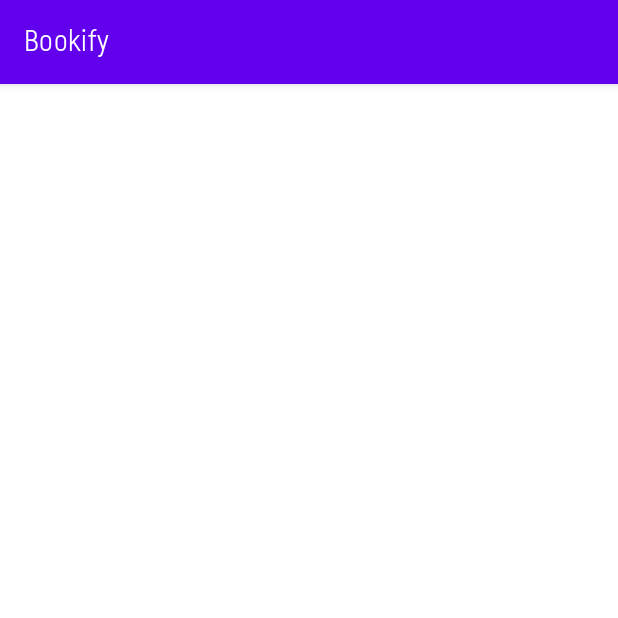
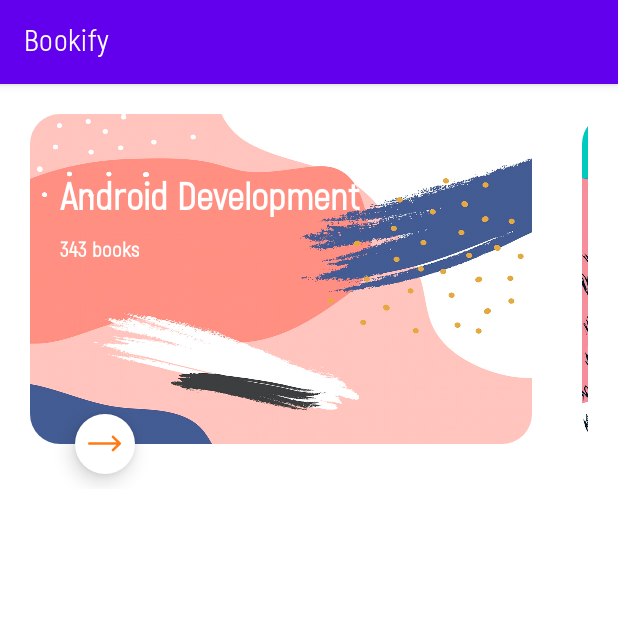
Before and after one commit to vhontar/bookify, an Android app: the screen it shows after launch (MainActivity), on a phone screen of 412 x 824 dp, the top half of it. Run offline under Robolectric (Android 15) with nearby library versions, the phone set to English and light mode, and no system bars; our stand-ins replace Dagger/Hilt's generated code, Picasso, data binding, paging; libraries missing offline, so code that uses them is left out: androidx.core.content, androidx.hilt, androidx.hilt.lifecycle; pictures from the network do not load; 3 statements that could not run were skipped.

Commit message:
add last 4 search requests pager adapter, view pager and images

```diff
--- a/app/src/main/java/com/vhontar/bookify/aaa/adapters/BindingsAdapter.kt
+++ b/app/src/main/java/com/vhontar/bookify/aaa/adapters/BindingsAdapter.kt
@@ -3,7 +3,9 @@ package com.vhontar.bookify.aaa.adapters
 import android.util.Patterns
 import android.view.View
 import android.widget.ImageView
+import androidx.annotation.Dimension
 import androidx.databinding.BindingAdapter
+import androidx.viewpager.widget.ViewPager
 import com.bumptech.glide.Glide
 import com.squareup.picasso.Picasso
 import com.vhontar.bookify.R
@@ -23,6 +25,16 @@ fun ImageView.bindImageUrl(url: String) {
     }
 }
 
+@BindingAdapter("clipToOutline")
+fun ImageView.bindClipToOutline(isClipped: Boolean) {
+    this.clipToOutline = isClipped
+}
+
+@BindingAdapter("pageMargin")
+fun ViewPager.bindPageMargin(pageMargin: Int) {
+    this.pageMargin = pageMargin
+}
+
 @BindingAdapter("isGone")
 fun View.bindIsGone(isGone: Boolean) {
     this.visibility = if (isGone) {
--- a/app/src/main/java/com/vhontar/bookify/aaa/domain/Slelf.kt
+++ b/app/src/main/java/com/vhontar/bookify/aaa/domain/SearchRequest.kt
@@ -3,8 +3,7 @@ package com.vhontar.bookify.aaa.domain
 /**
  * Created by Vladyslav Hontar (vhontar) on 31.01.21.
  */
-data class Slelf(
-    var id: Int = 0,
+data class SearchRequest(
     var qSearch: String = "",
     var booksCount: Int = 0,
     var coverId: Int = 0
--- a/app/src/main/java/com/vhontar/bookify/volume/VolumesFragment.kt
+++ b/app/src/main/java/com/vhontar/bookify/volume/VolumesFragment.kt
@@ -7,8 +7,11 @@ import android.view.ViewGroup
 import androidx.fragment.app.Fragment
 import androidx.fragment.app.viewModels
 import androidx.lifecycle.lifecycleScope
+import com.vhontar.bookify.R
+import com.vhontar.bookify.aaa.domain.SearchRequest
 import com.vhontar.bookify.aaa.viewmodels.VolumeViewModel
 import com.vhontar.bookify.databinding.FragmentVolumesBinding
+import com.vhontar.bookify.volume.adapter.LastSearchRequestsPagerAdapter
 import com.vhontar.bookify.volume.adapter.VolumeAdapter
 import dagger.hilt.android.AndroidEntryPoint
 import kotlinx.coroutines.Job
@@ -27,13 +30,23 @@ class VolumesFragment : Fragment() {
 
     private var searchJob: Job? = null
 
+    private val last4SearchRequests = arrayListOf(
+        SearchRequest("Android Development", 343, R.drawable.cover_background_1),
+        SearchRequest("Russian Classics", 504, R.drawable.cover_background_2),
+        SearchRequest("English Classics", 203, R.drawable.cover_background_3),
+        SearchRequest("Christian Literature", 432, R.drawable.cover_background_4)
+    )
+
     override fun onCreateView(
         inflater: LayoutInflater,
         container: ViewGroup?,
         savedInstanceState: Bundle?
     ): View {
         viewDataBinding = FragmentVolumesBinding.inflate(inflater, container, false)
-        viewDataBinding.rvVolumes.adapter = adapter
+        with(viewDataBinding) {
+            rvVolumes.adapter = adapter
+            vpBookShelves.adapter = LastSearchRequestsPagerAdapter(requireContext(), last4SearchRequests)
+        }
 
         return viewDataBinding.root
     }
--- /dev/null
+++ b/app/src/main/java/com/vhontar/bookify/volume/adapter/LastSearchRequestsPagerAdapter.kt
@@ -0,0 +1,33 @@
+package com.vhontar.bookify.volume.adapter
+
+import android.content.Context
+import android.view.LayoutInflater
+import android.view.View
+import android.view.ViewGroup
+import androidx.viewpager.widget.PagerAdapter
+import com.vhontar.bookify.aaa.domain.SearchRequest
+import com.vhontar.bookify.databinding.PageradapterLastSearchRequestItemBinding
+
+/**
+ * Created by Vladyslav Hontar (vhontar) on 31.01.21.
+ */
+class LastSearchRequestsPagerAdapter(
+    private val context: Context,
+    private val searchRequests: List<SearchRequest>
+): PagerAdapter() {
+    override fun isViewFromObject(view: View, `object`: Any): Boolean = view === `object`
+    override fun getCount(): Int = searchRequests.size
+    override fun getPageWidth(position: Int): Float = if (searchRequests.size > 1) 0.90f else 1f
+    override fun destroyItem(container: ViewGroup, position: Int, `object`: Any) = container.removeView(`object` as View)
+    override fun instantiateItem(container: ViewGroup, position: Int): Any {
+        val inflater = LayoutInflater.from(context)
+        val viewDataBinding = PageradapterLastSearchRequestItemBinding.inflate(inflater, container, false)
+        with(viewDataBinding) {
+            it = searchRequests[position]
+            llRunSearch.setOnClickListener {  }
+        }
+
+        container.addView(viewDataBinding.root)
+        return viewDataBinding.root
+    }
+}
--- a/app/src/main/java/com/vhontar/bookify/volume/adapter/ShelvesPagerAdapter.kt
+++ /dev/null
@@ -1,17 +0,0 @@
-package com.vhontar.bookify.volume.adapter
-
-import android.view.View
-import android.view.ViewGroup
-import androidx.viewpager.widget.PagerAdapter
-
-/**
- * Created by Vladyslav Hontar (vhontar) on 31.01.21.
- */
-class ShelvesPagerAdapter(
-    private val shelves:
-): PagerAdapter() {
-    override fun isViewFromObject(view: View, `object`: Any): Boolean = view === `object`
-    override fun getCount(): Int = events.size
-    override fun getPageWidth(position: Int): Float = if (events.size > 1) 0.93f else 1f
-    override fun instantiateItem(container: ViewGroup, position: Int): Any
-}
--- /dev/null
+++ b/app/src/main/res/drawable/right_arrow.xml
@@ -0,0 +1,4 @@
+<vector android:height="256dp" android:viewportHeight="512"
+    android:viewportWidth="512" android:width="256dp" xmlns:android="http://schemas.android.com/apk/res/android">
+    <path android:fillColor="#FF000000" android:pathData="M506.134,241.843c-0.006,-0.006 -0.011,-0.013 -0.018,-0.019l-104.504,-104c-7.829,-7.791 -20.492,-7.762 -28.285,0.068c-7.792,7.829 -7.762,20.492 0.067,28.284L443.558,236H20c-11.046,0 -20,8.954 -20,20c0,11.046 8.954,20 20,20h423.557l-70.162,69.824c-7.829,7.792 -7.859,20.455 -0.067,28.284c7.793,7.831 20.457,7.858 28.285,0.068l104.504,-104c0.006,-0.006 0.011,-0.013 0.018,-0.019C513.968,262.339 513.943,249.635 506.134,241.843z"/>
+</vector>
--- /dev/null
+++ b/app/src/main/res/drawable/rounded_corners.xml
@@ -0,0 +1,5 @@
+<?xml version="1.0" encoding="utf-8"?>
+<shape xmlns:android="http://schemas.android.com/apk/res/android"
+    android:shape="rectangle">
+    <corners android:radius="20dp" />
+</shape>
--- /dev/null
+++ b/app/src/main/res/drawable/white_circle.xml
@@ -0,0 +1,8 @@
+<?xml version="1.0" encoding="utf-8"?>
+<shape xmlns:android="http://schemas.android.com/apk/res/android"
+    android:shape="oval">
+    <gradient android:startColor="@color/white"
+        android:endColor="@color/white" />
+    <size android:width="50dp"
+        android:height="50dp" />
+</shape>
--- a/app/src/main/res/layout/adapter_volume_item.xml
+++ b/app/src/main/res/layout/adapter_volume_item.xml
@@ -13,7 +13,7 @@
         android:id="@+id/clBookRoot"
         android:layout_width="match_parent"
         android:layout_height="wrap_content"
-        android:padding="@dimen/default_padding">
+        android:paddingBottom="@dimen/default_padding">
 
         <ImageView
             android:id="@+id/ivBookThumbnail"
--- a/app/src/main/res/layout/fragment_volumes.xml
+++ b/app/src/main/res/layout/fragment_volumes.xml
@@ -1,21 +1,26 @@
 <?xml version="1.0" encoding="utf-8"?>
-<layout xmlns:android="http://schemas.android.com/apk/res/android"
+<layout xmlns:tools="http://schemas.android.com/tools"
+    xmlns:android="http://schemas.android.com/apk/res/android"
     xmlns:app="http://schemas.android.com/apk/res-auto">
 
     <androidx.constraintlayout.widget.ConstraintLayout
         android:layout_width="match_parent"
-        android:layout_height="match_parent">
+        android:layout_height="match_parent"
+        android:padding="@dimen/default_padding">
 
         <androidx.viewpager.widget.ViewPager
             android:id="@+id/vpBookShelves"
             android:layout_width="match_parent"
-            android:layout_height="wrap_content"
-            app:layout_constraintTop_toTopOf="parent"/>
+            android:layout_height="@dimen/last_search_result_item_height"
+            app:pageMargin="@{50}"
+            app:layout_constraintTop_toTopOf="parent"
+            tools:ignore="RtlSymmetry" />
 
         <androidx.recyclerview.widget.RecyclerView
             android:id="@+id/rvVolumes"
             android:layout_width="match_parent"
             android:layout_height="0dp"
+            android:layout_marginTop="20dp"
             app:layout_constraintTop_toBottomOf="@id/vpBookShelves"
             app:layoutManager="androidx.recyclerview.widget.LinearLayoutManager" />
     </androidx.constraintlayout.widget.ConstraintLayout>
--- /dev/null
+++ b/app/src/main/res/layout/pageradapter_last_search_request_item.xml
@@ -0,0 +1,83 @@
+<?xml version="1.0" encoding="utf-8"?>
+<layout xmlns:android="http://schemas.android.com/apk/res/android"
+    xmlns:app="http://schemas.android.com/apk/res-auto"
+    xmlns:tools="http://schemas.android.com/tools">
+
+    <data>
+        <import type="androidx.core.content.ContextCompat" />
+
+        <variable
+            name="it"
+            type="com.vhontar.bookify.aaa.domain.SearchRequest" />
+    </data>
+
+    <androidx.constraintlayout.widget.ConstraintLayout
+        android:layout_width="match_parent"
+        android:layout_height="@dimen/last_search_result_item_height">
+
+        <ImageView
+            android:id="@+id/ivSearchCover"
+            android:layout_width="match_parent"
+            android:layout_height="@dimen/last_search_result_cover_height"
+            android:adjustViewBounds="true"
+            android:background="@drawable/rounded_corners"
+            android:cropToPadding="false"
+            android:scaleType="fitXY"
+            android:src="@{ContextCompat.getDrawable(context, it.coverId)}"
+            app:clipToOutline="@{true}"
+            app:layout_constraintEnd_toEndOf="parent"
+            app:layout_constraintStart_toStartOf="parent"
+            app:layout_constraintTop_toTopOf="parent"
+            tools:src="@drawable/cover_background_1" />
+
+        <TextView
+            android:id="@+id/tvSearchRequest"
+            android:layout_width="200dp"
+            android:layout_height="wrap_content"
+            android:layout_marginStart="20dp"
+            android:layout_marginTop="40dp"
+            android:text="@{it.qSearch}"
+            android:textColor="@color/white"
+            android:textSize="25sp"
+            android:textStyle="bold"
+            android:maxLines="2"
+            android:ellipsize="end"
+            app:layout_constraintStart_toStartOf="parent"
+            app:layout_constraintTop_toTopOf="@id/ivSearchCover"
+            tools:text="Android development" />
+
+        <TextView
+            android:id="@+id/tvBooksFound"
+            android:layout_width="wrap_content"
+            android:layout_height="wrap_content"
+            android:layout_marginTop="10dp"
+            android:text="@{@string/books_found(it.booksCount)}"
+            android:textColor="@color/white"
+            android:textSize="14sp"
+            android:textStyle="bold"
+            app:layout_constraintStart_toStartOf="@id/tvSearchRequest"
+            app:layout_constraintTop_toBottomOf="@id/tvSearchRequest"
+            tools:text="452 books" />
+
+        <LinearLayout
+            android:id="@+id/llRunSearch"
+            android:layout_width="40dp"
+            android:layout_height="40dp"
+            android:background="@drawable/white_circle"
+            android:layout_marginStart="30dp"
+            android:gravity="center"
+            android:elevation="8dp"
+            app:layout_constraintBottom_toBottomOf="@id/ivSearchCover"
+            app:layout_constraintTop_toBottomOf="@id/ivSearchCover"
+            app:layout_constraintStart_toStartOf="parent">
+
+            <ImageView
+                android:layout_width="22dp"
+                android:layout_height="22dp"
+                android:background="@color/white"
+                android:src="@drawable/right_arrow"
+                app:tint="@color/yellow" />
+        </LinearLayout>
+
+    </androidx.constraintlayout.widget.ConstraintLayout>
+</layout>
--- a/app/src/main/res/values/dimens.xml
+++ b/app/src/main/res/values/dimens.xml
@@ -1,4 +1,6 @@
 <?xml version="1.0" encoding="utf-8"?>
 <resources>
     <dimen name="default_padding">20dp</dimen>
+    <dimen name="last_search_result_item_height">250dp</dimen>
+    <dimen name="last_search_result_cover_height">220dp</dimen>
 </resources>
--- a/app/src/main/res/values/strings.xml
+++ b/app/src/main/res/values/strings.xml
@@ -7,6 +7,9 @@
     <string name="error_message_network">Network isn\'t working properly. Check your internet connection.</string>
     <string name="error_response_without_success">Response wasn\'t successful. Try again later.</string>
 
+    <!-- volumes -->
+    <string name="books_found">%1$d books</string>
+
     <!-- other -->
     <string name="not_found">Not Found</string>
 </resources>
```
Also changed, not shown: app/src/main/res/drawable/cover_background_1.jpg (renamed from app/src/main/res/drawable/abstract_cover_1.jpg), app/src/main/res/drawable/cover_background_3.jpg.
